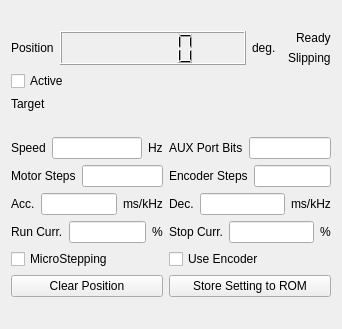
First picture: the form in modules/motor/core/motorform.ui, repository northriv/KAME, before the edit.
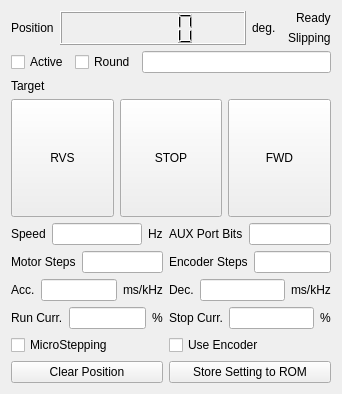
Second picture: the form after the edit. Custom widgets are drawn as their Qt base class.

```diff
--- a/modules/motor/core/motorform.ui
+++ b/modules/motor/core/motorform.ui
@@ -7,7 +7,7 @@
     <x>0</x>
     <y>0</y>
     <width>342</width>
-    <height>329</height>
+    <height>394</height>
    </rect>
   </property>
   <property name="windowTitle">
@@ -118,6 +118,8 @@
        </layout>
       </item>
       <item>
+       <layout class="QHBoxLayout" name="horizontalLayout_8">
+        <item>
        <widget class="QCheckBox" name="m_ckbActive">
         <property name="sizePolicy">
          <sizepolicy hsizetype="Fixed" vsizetype="Fixed">
@@ -131,6 +133,28 @@
        </widget>
       </item>
       <item>
+         <layout class="QHBoxLayout" name="horizontalLayout_7">
+          <item>
+           <widget class="QCheckBox" name="m_ckbRound">
+            <property name="sizePolicy">
+             <sizepolicy hsizetype="Fixed" vsizetype="Fixed">
+              <horstretch>0</horstretch>
+              <verstretch>0</verstretch>
+             </sizepolicy>
+            </property>
+            <property name="text">
+             <string>Round</string>
+            </property>
+           </widget>
+          </item>
+          <item>
+           <widget class="QLineEdit" name="m_edRound"/>
+          </item>
+         </layout>
+        </item>
+       </layout>
+      </item>
+      <item>
        <layout class="QHBoxLayout" name="horizontalLayout_2">
         <item>
          <widget class="QLabel" name="textLabel2_6">
@@ -178,6 +202,49 @@
         </item>
        </layout>
       </item>
+      <item>
+       <layout class="QHBoxLayout" name="horizontalLayout_6">
+        <item>
+         <widget class="QPushButton" name="m_btnRVS">
+          <property name="sizePolicy">
+           <sizepolicy hsizetype="Preferred" vsizetype="Preferred">
+            <horstretch>0</horstretch>
+            <verstretch>0</verstretch>
+           </sizepolicy>
+          </property>
+          <property name="text">
+           <string>RVS</string>
+          </property>
+         </widget>
+        </item>
+        <item>
+         <widget class="QPushButton" name="m_btnSTOP">
+          <property name="sizePolicy">
+           <sizepolicy hsizetype="Preferred" vsizetype="Preferred">
+            <horstretch>0</horstretch>
+            <verstretch>0</verstretch>
+           </sizepolicy>
+          </property>
+          <property name="text">
+           <string>STOP</string>
+          </property>
+         </widget>
+        </item>
+        <item>
+         <widget class="QPushButton" name="m_btnFWD">
+          <property name="sizePolicy">
+           <sizepolicy hsizetype="Preferred" vsizetype="Preferred">
+            <horstretch>0</horstretch>
+            <verstretch>0</verstretch>
+           </sizepolicy>
+          </property>
+          <property name="text">
+           <string>FWD</string>
+          </property>
+         </widget>
+        </item>
+       </layout>
+      </item>
      </layout>
     </item>
     <item row="1" column="0">
```
Left out of the diff: 12 changed lines with no effect on the pictures. Lines whose indentation alone changed are shown as unchanged.
